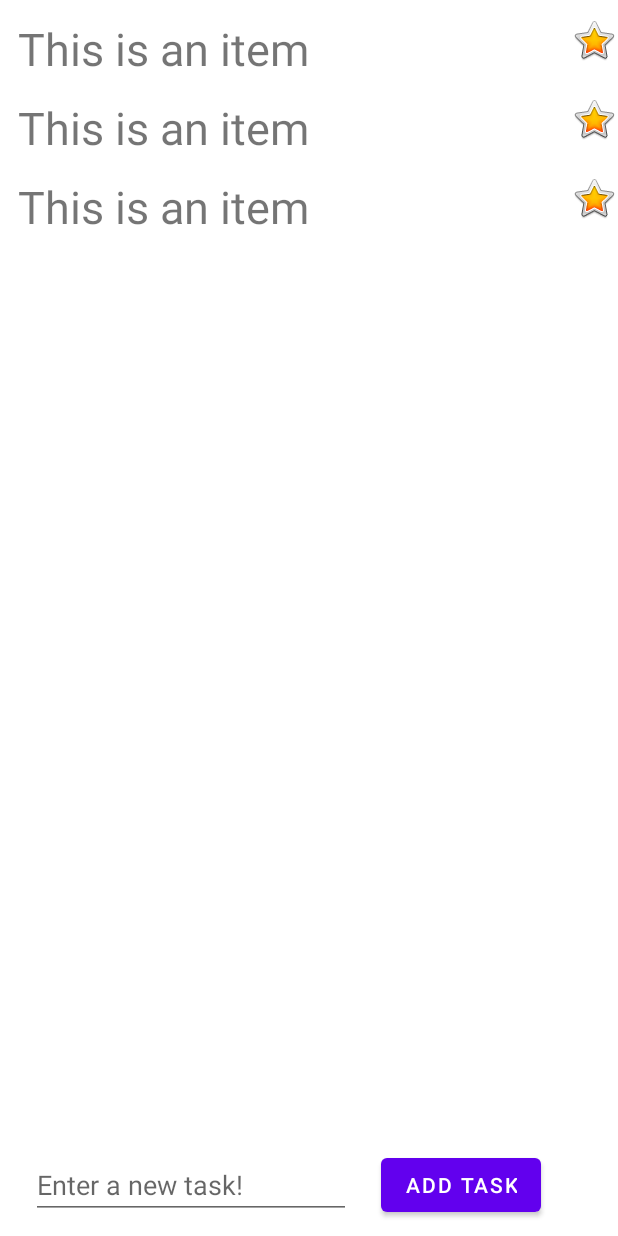
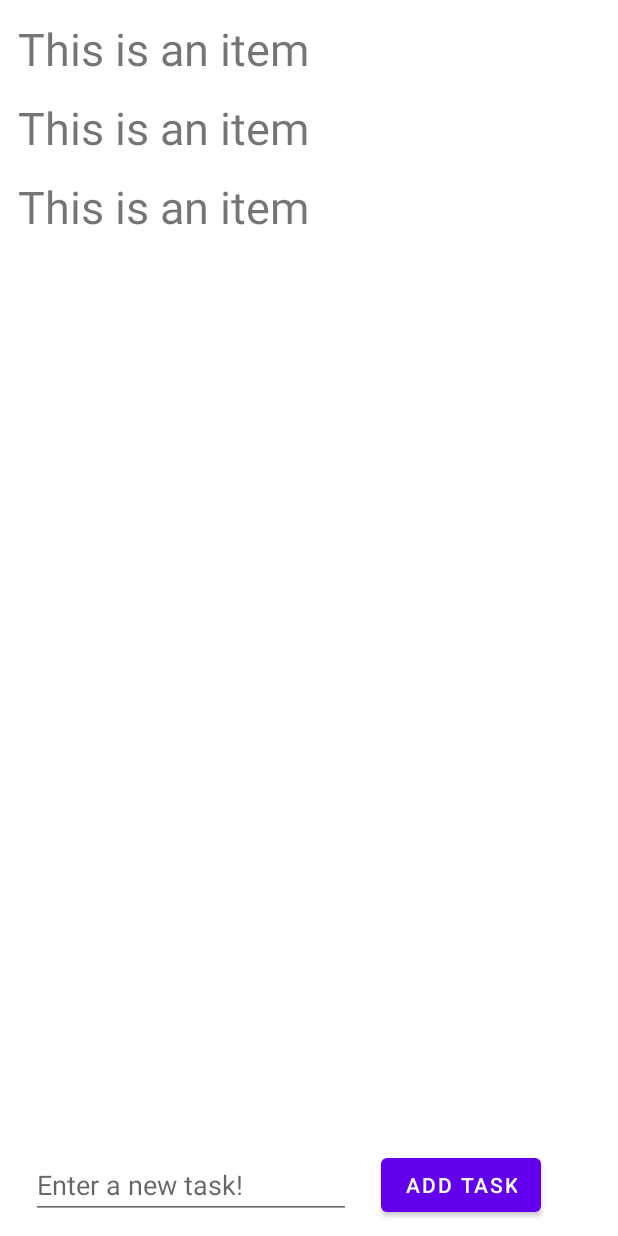
Before and after one commit to JeruApex/BasicTaskTracker, an Android app: the layout activity_main.xml on its own in the app's theme, with its tools: preview values and no code run, on a phone screen of 412 x 824 dp. Run offline under Robolectric (Android 15) with nearby library versions, the phone set to English and light mode, and no system bars.

Commit message:
Removed the star from the tasks

```diff
--- a/app/src/main/java/com/example/basictasktracker/RecyclerViewAdapter.kt
+++ b/app/src/main/java/com/example/basictasktracker/RecyclerViewAdapter.kt
@@ -34,11 +34,7 @@ class RecyclerViewAdapter (private val listOfItems:List<Any>):
     override fun onBindViewHolder(holder: ViewHolder, position: Int) {
         val item = listOfItems.get(position)
         holder.textView.text=item.toString()
-        holder.star.setOnClickListener {
-            Toast.makeText(holder.itemView.context,
-                "Clicked on star: " + (position + 1), Toast.LENGTH_SHORT).show()
 
-        }
     }
 
     //  Tells RecyclerView how many items it needs to lay out
@@ -51,6 +47,5 @@ class RecyclerViewAdapter (private val listOfItems:List<Any>):
         val textView =
             itemView.findViewById<TextView>(R.id.textView)
 
-        val star = itemView.findViewById<ImageView>(R.id.star)
     }
 }
--- a/app/src/main/res/layout/item_layout.xml
+++ b/app/src/main/res/layout/item_layout.xml
@@ -15,13 +15,5 @@
         app:layout_constraintTop_toTopOf="parent"
         tools:text="This is an item"/>
 
-    <ImageView
-        android:id="@+id/star"
-        android:layout_width="wrap_content"
-        android:layout_height="wrap_content"
-        app:layout_constraintBottom_toBottomOf="parent"
-        app:layout_constraintEnd_toEndOf="parent"
-        app:layout_constraintTop_toTopOf="parent"
-        app:srcCompat="@android:drawable/btn_star_big_on" />
 
 </androidx.constraintlayout.widget.ConstraintLayout>
```
